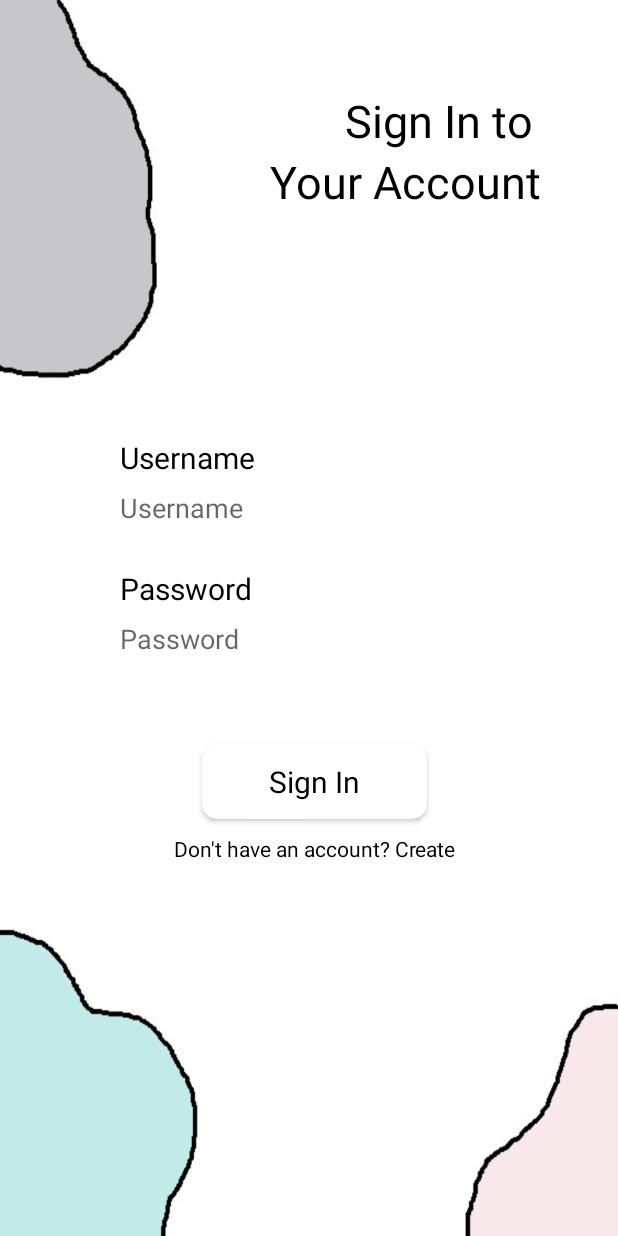
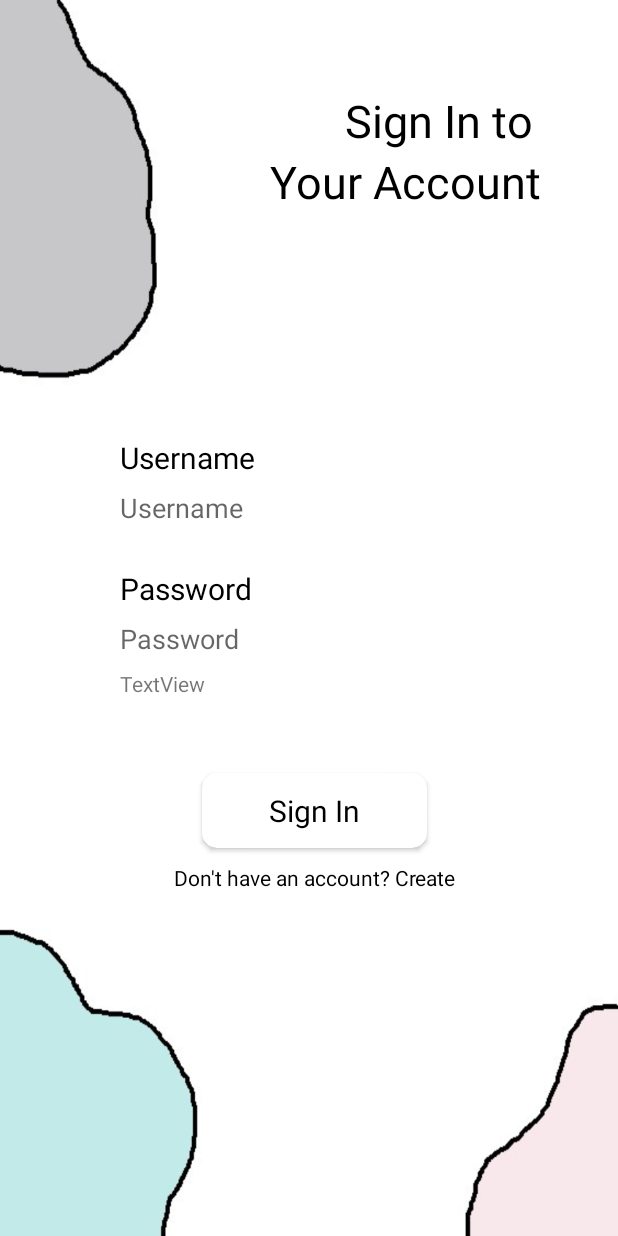
Before and after one commit to abyanz998/AbyanPsikosomatisCovid19, an Android app: the SignIn screen opened directly, with no data from a screen before it, on a phone screen of 412 x 824 dp. Run offline under Robolectric (Android 15) with nearby library versions, the phone set to English and light mode, and no system bars; libraries missing offline, so code that uses them is left out: com.androidnetworking, com.androidnetworking.common, com.androidnetworking.error, com.androidnetworking.interfaces.

Commit message:
ini progress 2
pengerjaan beberapa fitur dan tahap awal pengerjaan fitur tes

```diff
--- a/Psikosomatis/app/build.gradle
+++ b/Psikosomatis/app/build.gradle
@@ -33,4 +33,7 @@ dependencies {
     androidTestImplementation 'androidx.test.ext:junit:1.1.1'
     androidTestImplementation 'androidx.test.espresso:espresso-core:3.2.0'
     implementation 'androidx.cardview:cardview:1.0.0'
+    implementation 'androidx.recyclerview:recyclerview:1.1.0'
+    implementation 'com.amitshekhar.android:android-networking:1.0.2'
+
 }
--- a/Psikosomatis/app/src/main/AndroidManifest.xml
+++ b/Psikosomatis/app/src/main/AndroidManifest.xml
@@ -1,6 +1,8 @@
 <?xml version="1.0" encoding="utf-8"?>
 <manifest xmlns:android="http://schemas.android.com/apk/res/android"
     package="com.example.psikosomatis">
+
+    <uses-permission android:name="android.permission.INTERNET" />
 
     <application
         android:allowBackup="true"
@@ -8,7 +10,8 @@
         android:label="@string/app_name"
         android:roundIcon="@mipmap/ic_launcher_round"
         android:supportsRtl="true"
-        android:theme="@style/AppTheme">
+        android:theme="@style/AppTheme"
+        android:usesCleartextTraffic="true">
         <activity android:name=".Pertanyaan"></activity>
         <activity android:name=".Psiko" />
         <activity android:name=".Menu" />
--- a/Psikosomatis/app/src/main/java/com/example/psikosomatis/SignIn.kt
+++ b/Psikosomatis/app/src/main/java/com/example/psikosomatis/SignIn.kt
@@ -1,12 +1,100 @@
 package com.example.psikosomatis
 
+import android.content.Context
+import android.content.Intent
 import androidx.appcompat.app.AppCompatActivity
 import android.os.Bundle
+import android.util.Log
+import com.androidnetworking.AndroidNetworking
+import com.androidnetworking.common.Priority
+import com.androidnetworking.error.ANError
+import com.androidnetworking.interfaces.JSONObjectRequestListener
+import kotlinx.android.synthetic.main.activity_information1.*
+import kotlinx.android.synthetic.main.activity_main.*
+import kotlinx.android.synthetic.main.activity_sign_in.*
+import kotlinx.android.synthetic.main.activity_sign_in.btn_start
+import kotlinx.android.synthetic.main.activity_sign_in.editTextPassword
+import kotlinx.android.synthetic.main.activity_sign_up.*
+import org.json.JSONObject
 
 class SignIn : AppCompatActivity() {
 
     override fun onCreate(savedInstanceState: Bundle?) {
         super.onCreate(savedInstanceState)
         setContentView(R.layout.activity_sign_in)
+
+        val context = this
+
+        register.setOnClickListener {
+            startActivity(Intent(this, SignUp::class.java))
+        }
+
+
+        val sharedPreferences = getSharedPreferences("CEKLOGIN", Context.MODE_PRIVATE)
+        val stat=sharedPreferences.getString("STATUS","")
+
+        if (stat=="1"){
+
+            startActivity(Intent(this@SignIn,Menu::class.java))
+            finish()
+
+        }
+
+        else {
+
+            btn_start.setOnClickListener{
+
+                var username=editTextUsername.text.toString()
+                var password=editTextPassword.text.toString()
+
+
+                postkerserver(username,password)
+
+            }
+        }
     }
+
+    fun postkerserver(username:String,password:String)
+    {
+
+        AndroidNetworking.post("http://192.168.43.68/psiko/ceklogin.php")
+            .addBodyParameter("gmail", username)
+            .addBodyParameter("password", password)
+            .setPriority(Priority.MEDIUM)
+            .build()
+            .getAsJSONObject(object : JSONObjectRequestListener {
+                override fun onResponse(response: JSONObject) {
+
+                    val jsonArray = response.getJSONArray("result")
+                    for (i in 0 until jsonArray.length()) {
+                        val jsonObject = jsonArray.getJSONObject(i)
+                        Log.e("_kotlinTitle", jsonObject.optString("status"))
+                        var statuslogin= jsonObject.optString("status")
+                        txttes.setText(statuslogin)
+
+
+                        if (statuslogin=="1"){
+
+                            val sharedPreferences=getSharedPreferences("CEKLOGIN", Context.MODE_PRIVATE)
+                            val editor=sharedPreferences.edit()
+
+                            editor.putString("STATUS",statuslogin)
+                            editor.apply()
+
+                            startActivity(Intent(this@SignIn,Menu::class.java))
+                            finish()
+                        }
+                    }
+
+
+
+                }
+
+                override fun onError(error: ANError) { // handle error
+                }
+
+            })
+
+    }
+
 }
--- a/Psikosomatis/app/src/main/res/layout/activity_sign_in.xml
+++ b/Psikosomatis/app/src/main/res/layout/activity_sign_in.xml
@@ -62,6 +62,17 @@
         android:layout_gravity="center_horizontal"
         android:background="#fff"
         android:hint="Password"/>
+
+        <TextView
+            android:id="@+id/txttes"
+            android:layout_width="wrap_content"
+            android:layout_height="wrap_content"
+            android:text="TextView"
+            app:layout_constraintBottom_toBottomOf="parent"
+            app:layout_constraintEnd_toEndOf="parent"
+            app:layout_constraintStart_toStartOf="parent"
+            app:layout_constraintTop_toTopOf="parent"
+            app:layout_constraintVertical_bias="0.771" />
         <androidx.cardview.widget.CardView
             android:layout_width="150dp"
             android:layout_height="50dp"
@@ -79,6 +90,7 @@
                 android:gravity="center"/>
         </androidx.cardview.widget.CardView>
         <TextView
+            android:id="@+id/register"
             android:layout_width="wrap_content"
             android:layout_height="wrap_content"
             android:layout_marginTop="10dp"
--- a/Psikosomatis/build.gradle
+++ b/Psikosomatis/build.gradle
@@ -8,7 +8,7 @@ buildscript {
 
     }
     dependencies {
-        classpath 'com.android.tools.build:gradle:3.5.2'
+        classpath 'com.android.tools.build:gradle:3.6.3'
         classpath "org.jetbrains.kotlin:kotlin-gradle-plugin:$kotlin_version"
         // NOTE: Do not place your application dependencies here; they belong
         // in the individual module build.gradle files
@@ -20,6 +20,7 @@ allprojects {
         google()
         jcenter()
 
+        maven  {url "https://jitpack.io"} // ditambahin ini juga
     }
 }
 
```
Also changed, not shown: Psikosomatis/app/src/main/java/com/example/psikosomatis/Information3.kt (+8 -0 lines), Psikosomatis/app/src/main/java/com/example/psikosomatis/Menu.kt (+15 -0 lines), Psikosomatis/app/src/main/java/com/example/psikosomatis/SignUp.kt (+46 -1 lines), Psikosomatis/app/src/main/res/layout/activity_menu.xml (+19 -0 lines), Psikosomatis/app/src/main/res/layout/activity_sign_up.xml (+12 -1 lines), Psikosomatis/gradle/wrapper/gradle-wrapper.properties, 6 other files.
